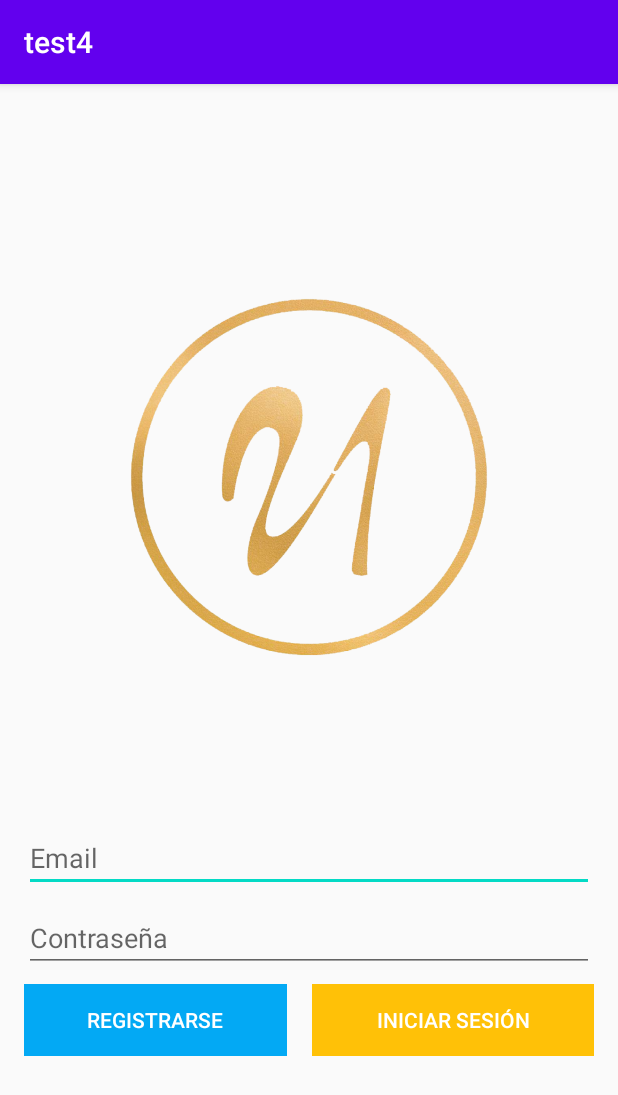
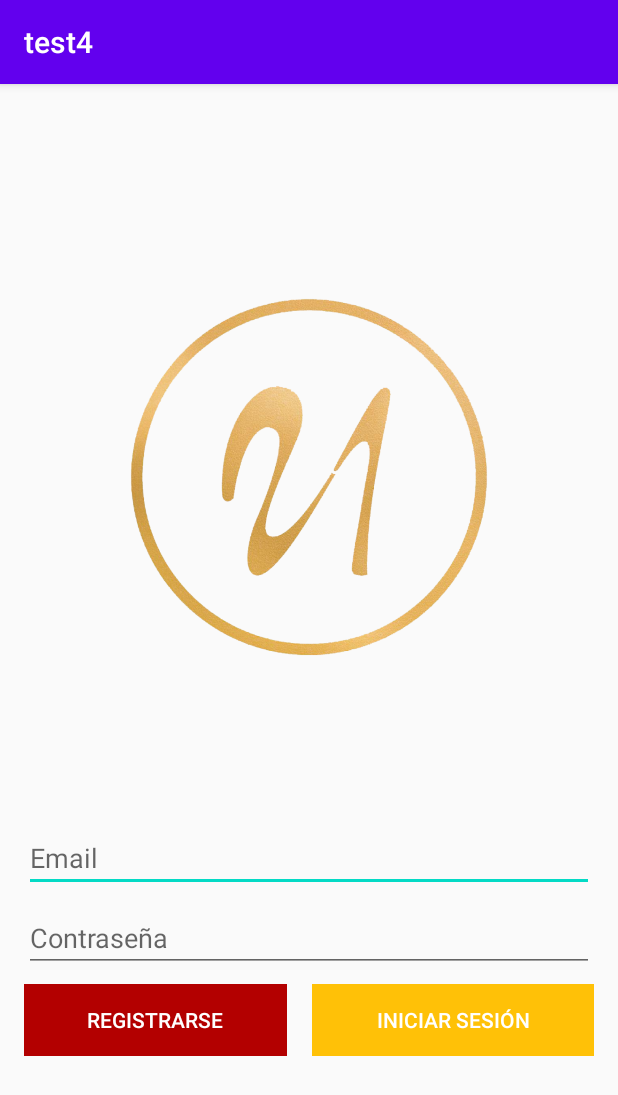
Before and after one commit to GRX-R/test4, an Android app: the screen it shows after launch (MainActivity), on a phone screen of 412 x 824 dp. Shown: the top 1095 px of the screen. Run offline under Robolectric (Android 15) with nearby library versions, the phone set to English and light mode, and no system bars.

Commit message:
Cambio homo 3

```diff
--- a/app/src/main/res/layout/activity_main.xml
+++ b/app/src/main/res/layout/activity_main.xml
@@ -59,7 +59,7 @@
                 android:layout_width="wrap_content"
                 android:layout_height="wrap_content"
                 android:layout_weight="1"
-                android:background="@color/colorAzul"
+                android:background="@color/colorRed"
                 android:text="@string/regis"
                 android:textColor="@color/colorBlanco" />
 
--- a/app/src/main/res/values/colors.xml
+++ b/app/src/main/res/values/colors.xml
@@ -1,7 +1,7 @@
 <?xml version="1.0" encoding="utf-8"?>
 <resources>
     <color name="colorPrimary">#6200EE</color>
-    <color name="colorPrimaryDark">#3700B3</color>
+    <color name="colorRed">#B30000</color>
     <color name="colorAccent">#03DAC5</color>
     <color name="colorAzul">#03A9F4</color>
     <color name="colorNaranja">#FFC107</color>
```
